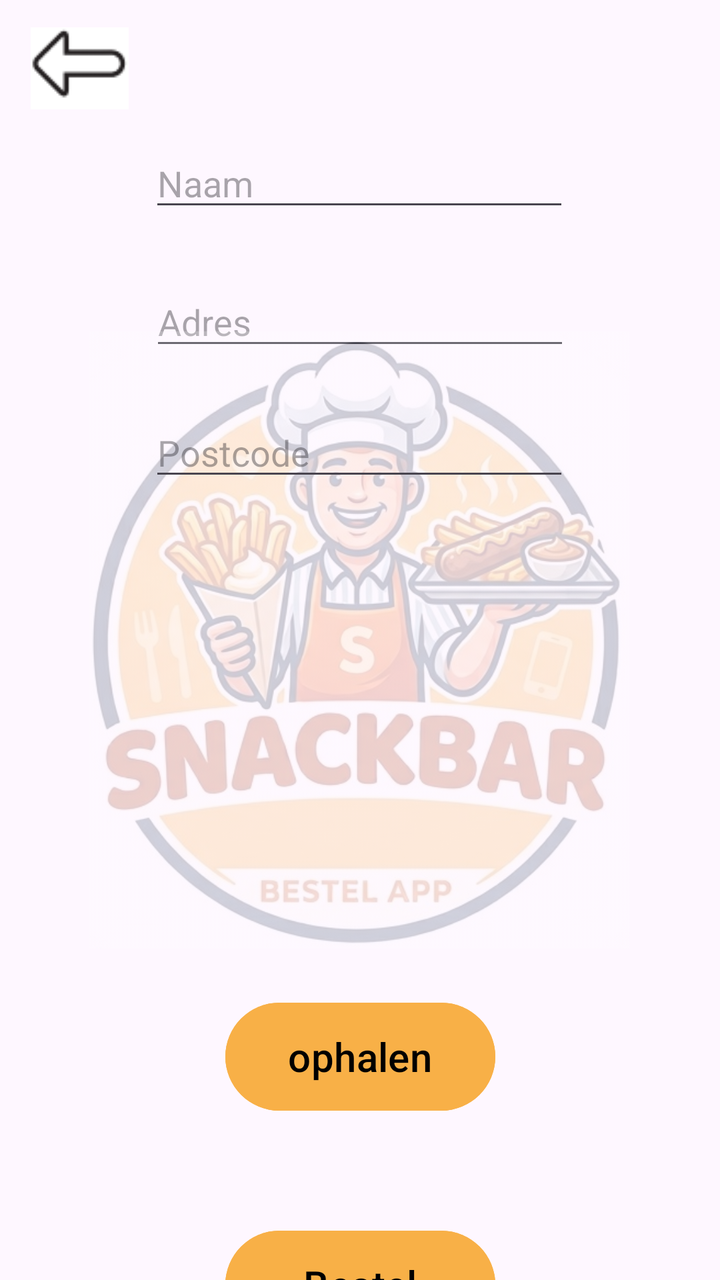
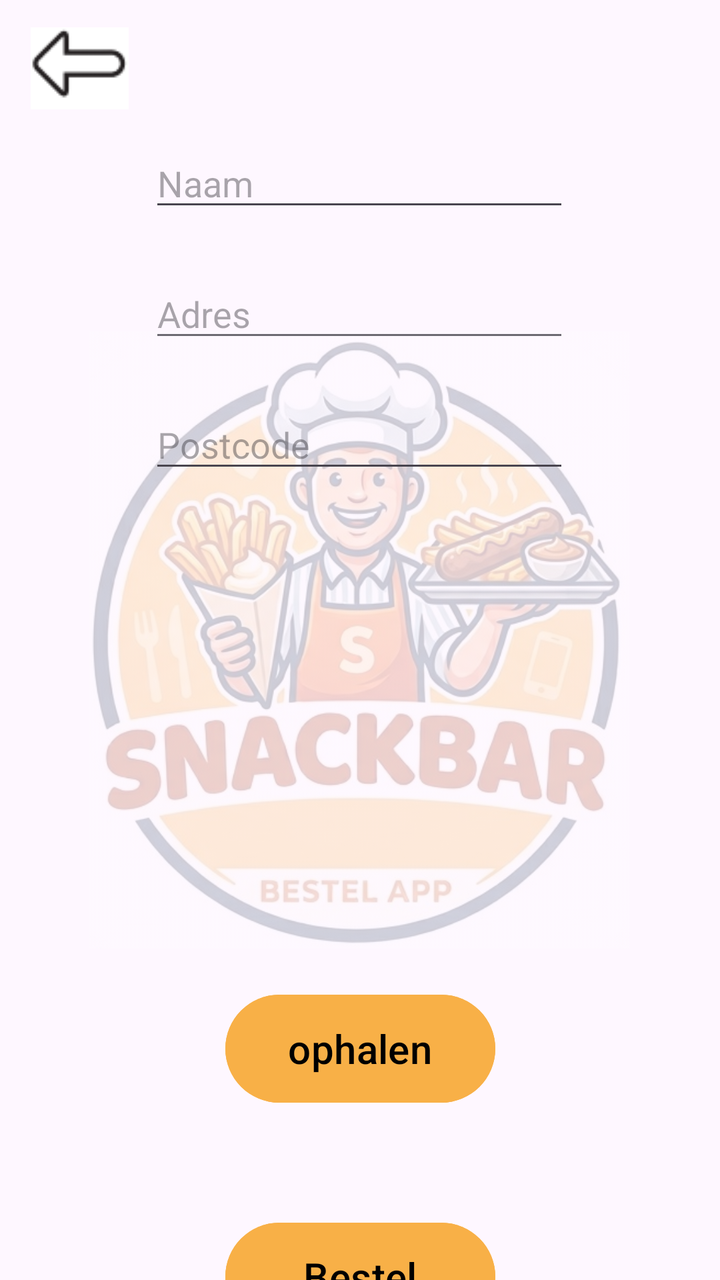

Compare the two renders of this Android layout. The source of the first and the diff that turns it into the second are given below.
<!-- AndroidManifest.xml: application theme Theme.Snackbarapp -->
<!-- res/layout/activity_main2.xml -->
<?xml version="1.0" encoding="utf-8"?>
<androidx.constraintlayout.widget.ConstraintLayout xmlns:android="http://schemas.android.com/apk/res/android"
    xmlns:app="http://schemas.android.com/apk/res-auto"
    xmlns:tools="http://schemas.android.com/tools"
    android:id="@+id/main"
    android:layout_width="match_parent"
    android:layout_height="match_parent"
    tools:context=".MainActivity2">

    <EditText
        android:id="@+id/editTextText3"
        android:layout_width="wrap_content"
        android:layout_height="wrap_content"
        android:layout_marginTop="28dp"
        android:ems="10"
        android:hint="Adres"
        android:inputType="text"
        app:layout_constraintEnd_toEndOf="parent"
        app:layout_constraintStart_toStartOf="parent"
        app:layout_constraintTop_toBottomOf="@+id/editTextText" />

    <ImageView
        android:id="@+id/imageView"
        android:layout_width="270dp"
        android:layout_height="350dp"
        android:alpha="0.2"
        app:layout_constraintBottom_toBottomOf="parent"
        app:layout_constraintEnd_toEndOf="parent"
        app:layout_constraintHorizontal_bias="0.496"
        app:layout_constraintStart_toStartOf="parent"
        app:layout_constraintTop_toTopOf="parent"
        app:srcCompat="@drawable/gemini_generated_image_ejfwjuejfwjuejfw" />

    <Button
        android:id="@+id/button1"
        android:layout_width="135dp"
        android:layout_height="62dp"
        android:layout_marginTop="252dp"
        android:backgroundTint="#F8B047"
        android:backgroundTintMode="add"
        android:text="ophalen"
        android:textColor="@color/black"
        android:textSize="20sp"
        app:layout_constraintEnd_toEndOf="parent"
        app:layout_constraintStart_toStartOf="parent"
        app:layout_constraintTop_toBottomOf="@+id/editTextText2" />

    <Button
        android:id="@+id/button2"
        android:layout_width="135dp"
        android:layout_height="62dp"
        android:layout_marginTop="52dp"
        android:backgroundTint="#F8B047"
        android:backgroundTintMode="add"
        android:text="Bestel"
        android:textColor="@color/black"
        android:textSize="20sp"
        app:layout_constraintEnd_toEndOf="parent"
        app:layout_constraintStart_toStartOf="parent"
        app:layout_constraintTop_toBottomOf="@+id/button1" />

    <EditText
        android:id="@+id/editTextText"
        android:layout_width="wrap_content"
        android:layout_height="wrap_content"
        android:ems="10"
        android:hint="Naam"
        android:inputType="text"
        app:layout_constraintBottom_toBottomOf="parent"
        app:layout_constraintEnd_toEndOf="parent"
        app:layout_constraintHorizontal_bias="0.497"
        app:layout_constraintStart_toStartOf="parent"
        app:layout_constraintTop_toTopOf="parent"
        app:layout_constraintVertical_bias="0.116" />

    <EditText
        android:id="@+id/editTextText2"
        android:layout_width="wrap_content"
        android:layout_height="wrap_content"
        android:layout_marginTop="24dp"
        android:ems="10"
        android:hint="Postcode"
        android:inputType="text"
        app:layout_constraintEnd_toEndOf="parent"
        app:layout_constraintHorizontal_bias="0.497"
        app:layout_constraintStart_toStartOf="parent"
        app:layout_constraintTop_toBottomOf="@+id/editTextText3" />

    <ImageButton
        android:id="@+id/imageButton7"
        android:layout_width="52dp"
        android:layout_height="41dp"
        app:layout_constraintBottom_toBottomOf="parent"
        app:layout_constraintEnd_toEndOf="parent"
        app:layout_constraintHorizontal_bias="0.044"
        app:layout_constraintStart_toStartOf="parent"
        app:layout_constraintTop_toTopOf="parent"
        app:layout_constraintVertical_bias="0.023"
        app:srcCompat="@drawable/schermafbeelding_2026_10_07_144319" />

</androidx.constraintlayout.widget.ConstraintLayout>
<!-- resources referenced by this layout -->
<resources>
  <color name="black">#FF000000</color>
  <!-- drawable gemini_generated_image_ejfwjuejfwjuejfw: jpg bitmap (drawable, 88419 bytes) -->
  <!-- drawable schermafbeelding_2026_10_07_144319: png bitmap (drawable, 1345 bytes) -->
  <style name="Theme.Snackbarapp" parent="Base.Theme.Snackbarapp" />
  <style name="Base.Theme.Snackbarapp" parent="Theme.Material3.DayNight.NoActionBar">
          
          
      </style>
</resources>

<!-- the commit's change to res/layout/activity_main2.xml (unified diff, before → after) -->
@@ -11,11 +11,12 @@
         android:id="@+id/editTextText3"
         android:layout_width="wrap_content"
         android:layout_height="wrap_content"
-        android:layout_marginTop="28dp"
+        android:layout_marginTop="24dp"
         android:ems="10"
         android:hint="Adres"
         android:inputType="text"
         app:layout_constraintEnd_toEndOf="parent"
+        app:layout_constraintHorizontal_bias="0.497"
         app:layout_constraintStart_toStartOf="parent"
         app:layout_constraintTop_toBottomOf="@+id/editTextText" />
 
